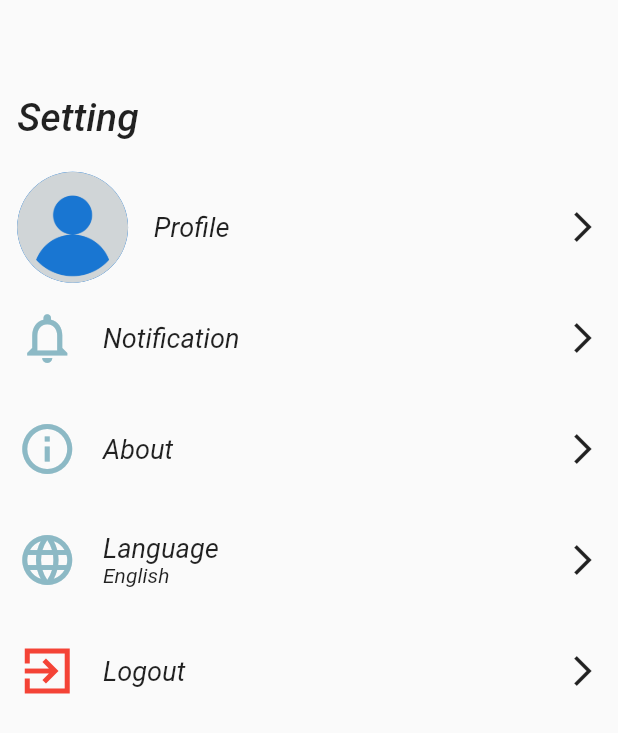
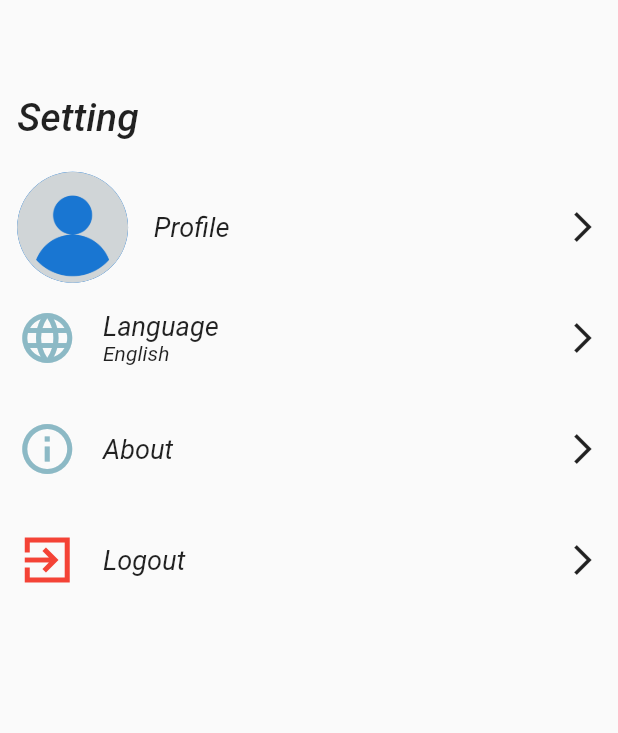
Before and after one commit to Mohamed-Salem7/attendance, a Flutter app: the SettingScreen screen opened directly, on a phone screen of 412 x 824 dp. Shown: the top 733 px of the screen. Run offline on Flutter 3.47's test engine with Material 2 defaults, Android fonts, the phone set to English and light mode, and no system bars; our stand-ins replace floating_bottom_navigation_bar, flutter_bloc, flutter_onboarding_slider, flutter_screenutil, get, shared_preferences; accounts and stored records are empty.

Commit message:
added some pages in setting app

```diff
--- a/lib/core/utils/App_string/language_string.dart
+++ b/lib/core/utils/App_string/language_string.dart
@@ -27,7 +27,7 @@ class AppStrings {
 
 
   static const String aboutEn = "About";
-  static const String aboutAr = "عنا";
+  static const String aboutAr = "نبذة عنا";
 
   static const String languageEn = "Language";
   static const String languageAr = "اللغة";
@@ -37,4 +37,27 @@ class AppStrings {
   static const String logoutAr = "تسجيل الخروج";
 
 
+  static const String nameEn = "Name";
+  static const String nameAr = "الإسم";
+
+
+  static const String passwordEn = "Password";
+  static const String passwordAr = "كلمة المرور";
+
+  static const String phoneEn = "Phone Number";
+  static const String phoneAr = "رقم الهاتف";
+
+
+  static const String updateProfileEn = "Update Profile";
+  static const String updateProfileAr = "تحديث الملف الشخصي";
+
+
+  static const String saveEn = "Save";
+  static const String saveAr = "حفظ";
+
+
+  static const String cancelEn = "Cancel";
+  static const String cancelAr = "إلغاء";
+
+
 }
--- a/lib/feature/presntation/view/setting_page/setting_screen.dart
+++ b/lib/feature/presntation/view/setting_page/setting_screen.dart
@@ -5,6 +5,7 @@ import 'package:attendance_app/core/utils/theme/colors.dart';
 import 'package:attendance_app/feature/presntation/controllers/Setting_cubit/cubit.dart';
 import 'package:attendance_app/feature/presntation/controllers/Setting_cubit/state.dart';
 import 'package:attendance_app/feature/presntation/view/setting_page/Dialog_language/dialog_language.dart';
+import 'package:attendance_app/feature/presntation/view/setting_page/about_page/about_screen.dart';
 import 'package:attendance_app/feature/presntation/view/setting_page/component/coustem_tile.dart';
 import 'package:attendance_app/feature/presntation/view/setting_page/profile_page/profile_screen.dart';
 import 'package:flutter/material.dart';
@@ -76,23 +77,6 @@ class SettingScreen extends StatelessWidget {
                       height: 10.h,
                     ),
                     CustomTile(
-                      title:  languageApp == 'Arabic'? AppStrings.notificationScreenAr: AppStrings.notificationScreenEn,
-                      icon: Icons.notifications_none_outlined,
-                      isLanguage: false,
-                    ),
-
-                    SizedBox(
-                      height: 20.h,
-                    ),
-                    CustomTile(
-                      title: languageApp == 'Arabic'? AppStrings.aboutAr:AppStrings.aboutEn,
-                      icon: Icons.info_outlined,
-                      isLanguage: false,
-                    ),
-                    SizedBox(
-                      height: 20.h,
-                    ),
-                    CustomTile(
                       title: languageApp == 'Arabic'? AppStrings.languageAr : AppStrings.languageEn,
                       isLanguage: true,
                       icon: Icons.language_outlined,
@@ -108,10 +92,26 @@ class SettingScreen extends StatelessWidget {
                       height: 20.h,
                     ),
                     CustomTile(
+                      title: languageApp == 'Arabic'? AppStrings.aboutAr:AppStrings.aboutEn,
+                      icon: Icons.info_outlined,
+                      isLanguage: false,
+                      function: ()
+                      {
+                        Get.to(AboutScreen());
+                      },
+                    ),
+                    SizedBox(
+                      height: 20.h,
+                    ),
+                    CustomTile(
                       title: languageApp == 'Arabic'? AppStrings.logoutAr: AppStrings.logoutEn,
                       icon: Icons.exit_to_app_sharp,
                       isLanguage: false,
                       color: Colors.red,
+                      function: ()
+                      {
+
+                      },
                     ),
                   ],
                 ),
```
Also changed, not shown: lib/feature/presntation/view/setting_page/about_page/about_screen.dart (added, +75 -0 lines), lib/feature/presntation/view/setting_page/profile_page/profile_screen.dart (+12 -7 lines).
